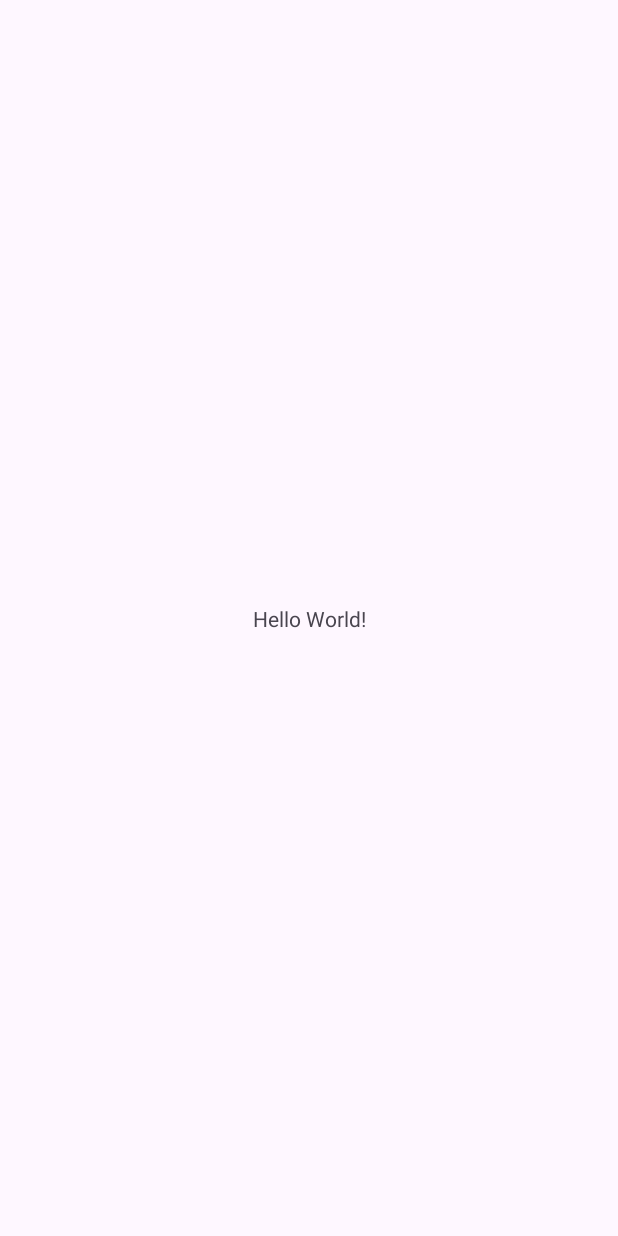
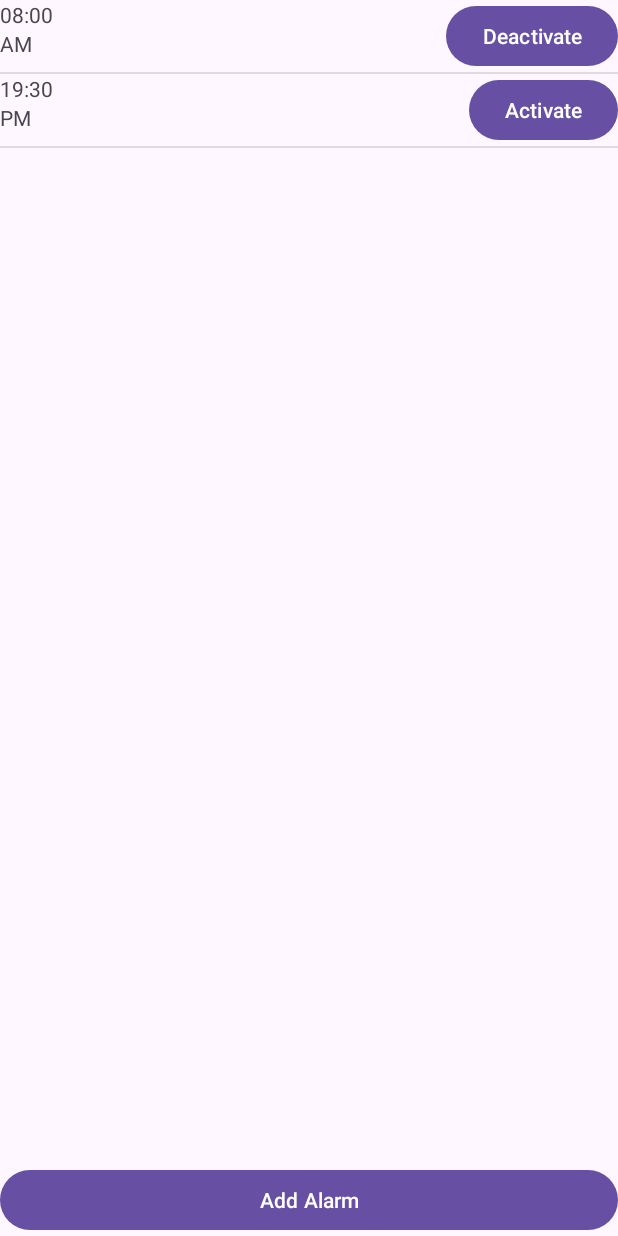
Before and after one commit to Jamel-miraoui/Alarm-App, an Android app: the screen it shows after launch (MainActivity), on a phone screen of 412 x 824 dp. Before the commit the screen is almost empty. Run offline under Robolectric (Android 15) with nearby library versions, the phone set to English and light mode, and no system bars.

Commit message:
last upadate

```diff
--- /dev/null
+++ b/app/src/main/java/com/example/alarm/AlarmAdapter.java
@@ -0,0 +1,57 @@
+package com.example.alarm;// AlarmAdapter.java
+import android.content.Context;
+import android.view.LayoutInflater;
+import android.view.View;
+import android.view.ViewGroup;
+import android.widget.ArrayAdapter;
+import android.widget.Button;
+import android.widget.TextView;
+
+import androidx.annotation.NonNull;
+import androidx.annotation.Nullable;
+
+import com.example.alarm.Alarm;
+
+import java.util.List;
+
+public class AlarmAdapter extends ArrayAdapter<Alarm> {
+
+    public AlarmAdapter(@NonNull Context context, int resource, @NonNull List<Alarm> alarms) {
+        super(context, resource, alarms);
+    }
+
+    @NonNull
+    @Override
+    public View getView(int position, @Nullable View convertView, @NonNull ViewGroup parent) {
+        if (convertView == null) {
+            convertView = LayoutInflater.from(getContext()).inflate(R.layout.alarm_item_layout, parent, false);
+        }
+
+        Alarm alarm = getItem(position);
+
+        if (alarm != null) {
+            TextView timeTextView = convertView.findViewById(R.id.alarmTimeTextView);
+            TextView amPmTextView = convertView.findViewById(R.id.alarmDaysTextView);
+            Button activateButton = convertView.findViewById(R.id.activateButton);
+
+            // Format LocalTime to display in TextView
+            timeTextView.setText(alarm.getTime().toString());
+
+            // Display AM/PM based on the dayTime variable
+            amPmTextView.setText(alarm.getDayTime());
+
+            // Set the button state based on the alarm's activation status
+            activateButton.setText(alarm.isStatut() ? "Deactivate" : "Activate");
+
+            // Handle button click to toggle activation status
+            activateButton.setOnClickListener(view -> {
+                // Toggle the activation status of the alarm
+                alarm.setStatut(!alarm.isStatut());
+                // Update the button text accordingly
+                activateButton.setText(alarm.isStatut() ? "Deactivate" : "Activate");
+            });
+        }
+
+        return convertView;
+    }
+}
--- a/app/src/main/java/com/example/alarm/MainActivity.java
+++ b/app/src/main/java/com/example/alarm/MainActivity.java
@@ -1,14 +1,47 @@
 package com.example.alarm;
 
+import androidx.annotation.RequiresApi;
 import androidx.appcompat.app.AppCompatActivity;
 
+import android.content.Intent;
+import android.os.Build;
 import android.os.Bundle;
+import android.view.View;
+import android.widget.Button;
+import android.widget.ListView;
+
+import java.time.LocalTime;
+import java.util.ArrayList;
+import java.util.List;
 
 public class MainActivity extends AppCompatActivity {
-
+    private List<Alarm> alarmList;
+    private AlarmAdapter alarmAdapter;
+    @RequiresApi(api = Build.VERSION_CODES.O)
     @Override
     protected void onCreate(Bundle savedInstanceState) {
         super.onCreate(savedInstanceState);
-        setContentView(R.layout.activity_main);
+        setContentView(R.layout.alarmlist);
+        alarmList = new ArrayList<>();
+        if (Build.VERSION.SDK_INT >= Build.VERSION_CODES.O) {
+            alarmList.add(new Alarm(LocalTime.parse("08:00"), "AM", true));
+            alarmList.add(new Alarm(LocalTime.parse("19:30"), "PM", false));
+        }
+        alarmAdapter = new AlarmAdapter(this, R.layout.alarm_item_layout, alarmList);
+        ListView alarmListView = findViewById(R.id.alarmListView);
+        alarmListView.setAdapter(alarmAdapter);
+
+
+        // Handle Add Alarm button click
+        Button addAlarmButton = findViewById(R.id.addAlarmButton);
+        addAlarmButton.setOnClickListener(new View.OnClickListener() {
+            public void onClick(View view) {
+
+            }
+        });
+
+
+
+
     }
 }
--- /dev/null
+++ b/app/src/main/res/layout/alarm_item_layout.xml
@@ -0,0 +1,38 @@
+<?xml version="1.0" encoding="utf-8"?>
+<LinearLayout xmlns:android="http://schemas.android.com/apk/res/android"
+    android:layout_width="match_parent"
+    android:layout_height="match_parent">
+    <!-- alarm_item_layout.xml -->
+    <LinearLayout
+        xmlns:android="http://schemas.android.com/apk/res/android"
+        android:layout_width="match_parent"
+        android:layout_height="wrap_content"
+        android:orientation="horizontal">
+
+        <!-- Alarm Time and Days Details -->
+        <LinearLayout
+            android:layout_width="0dp"
+            android:layout_height="wrap_content"
+            android:layout_weight="1"
+            android:orientation="vertical">
+
+            <TextView
+                android:id="@+id/alarmTimeTextView"
+                android:layout_width="wrap_content"
+                android:layout_height="wrap_content"
+                android:text="Alarm Time"/>
+
+            <TextView
+                android:id="@+id/alarmDaysTextView"
+                android:layout_width="wrap_content"
+                android:layout_height="wrap_content"
+                android:text="AM/PM"/>
+        </LinearLayout>
+        <!-- Activate/Deactivate Button -->
+        <Button
+            android:id="@+id/activateButton"
+            android:layout_width="wrap_content"
+            android:layout_height="wrap_content"
+            android:text="Activate/Deactivate"/>
+    </LinearLayout>
+</LinearLayout>
```
